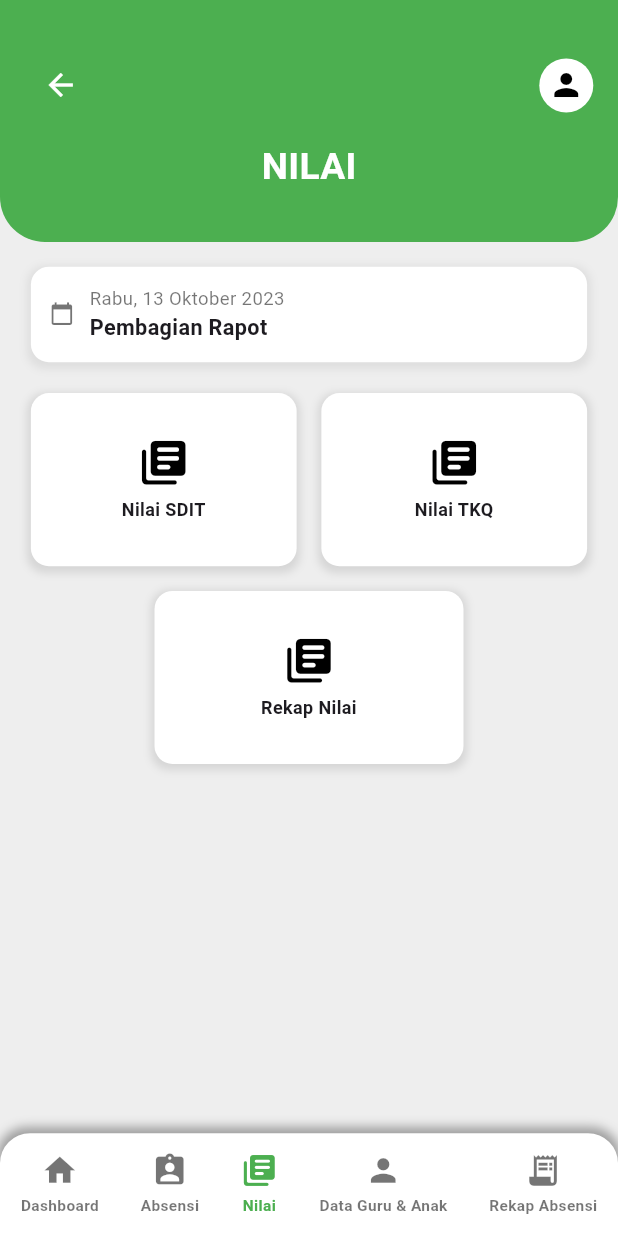
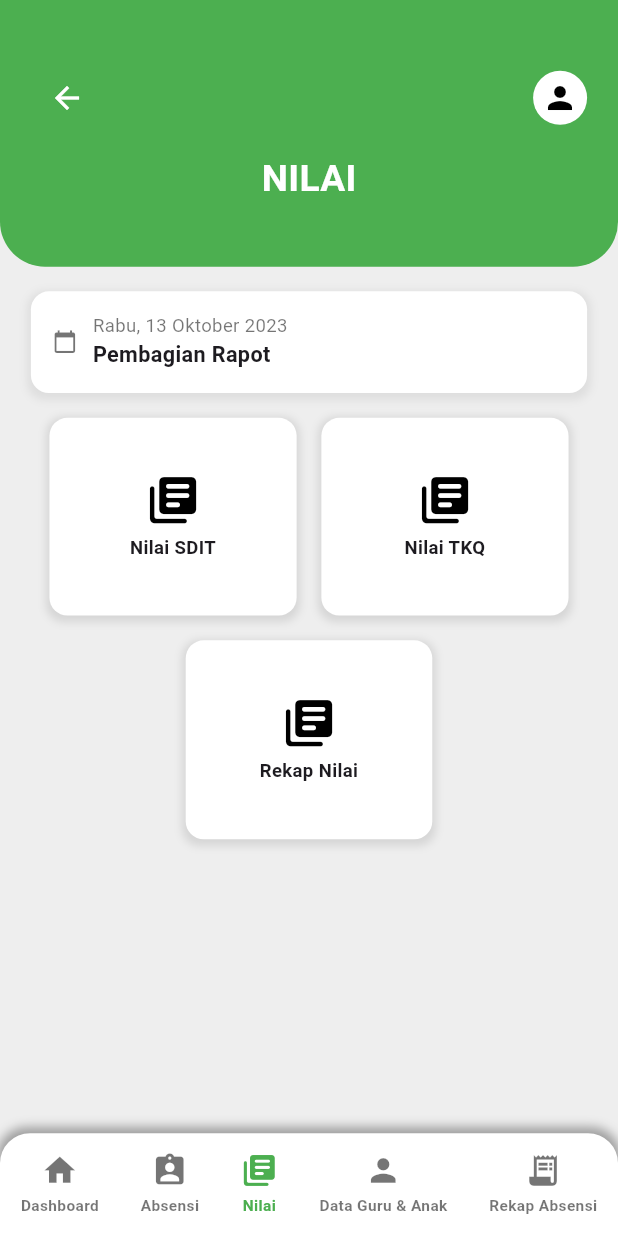
Before and after one commit to danyzahir/PROYEK_3, a Flutter app: the NilaiScreen screen opened directly with empty values, on a phone screen of 412 x 824 dp. Run offline on Flutter 3.47's test engine with Material 3 defaults, Android fonts, the phone set to English and light mode, and no system bars; our stand-ins replace cloud_firestore, firebase_auth, firebase_core, image_picker; accounts and stored records are empty.

Commit message:
responsif ui nilai

```diff
--- a/lib/screens/nilai.dart
+++ b/lib/screens/nilai.dart
@@ -1,6 +1,6 @@
 import 'package:flutter/material.dart';
+import 'home_screen.dart';
 import 'absensi.dart';
-import 'home_screen.dart';
 import 'data_guru_anak.dart';
 import 'rekap_absensi.dart';
 import '../widgets/user_menu.dart';
@@ -17,11 +17,16 @@ class NilaiScreen extends StatelessWidget {
 
     return Scaffold(
       backgroundColor: Colors.grey[200],
-      body: Column(
+      body: SafeArea(
+        child: SingleChildScrollView(
+          child: Column(
             children: [
-          // Header Hijau
+              // Header
               Container(
-            padding: EdgeInsets.symmetric(horizontal: screenWidth * 0.04, vertical: screenHeight * 0.04),
+                padding: EdgeInsets.symmetric(
+                  horizontal: screenWidth * 0.05,
+                  vertical: screenHeight * 0.05,
+                ),
                 decoration: const BoxDecoration(
                   color: Colors.green,
                   borderRadius: BorderRadius.only(
@@ -35,14 +40,18 @@ class NilaiScreen extends StatelessWidget {
                       mainAxisAlignment: MainAxisAlignment.spaceBetween,
                       children: [
                         IconButton(
-                      icon: const Icon(Icons.arrow_back, color: Colors.white),
+                          icon:
+                              const Icon(Icons.arrow_back, color: Colors.white),
                           onPressed: () => Navigator.pop(context),
                         ),
                         Row(
                           children: [
                             Text(
                               username,
-                          style: TextStyle(fontSize: screenWidth * 0.04, color: Colors.white),
+                              style: TextStyle(
+                                fontSize: screenWidth * 0.04,
+                                color: Colors.white,
+                              ),
                             ),
                             SizedBox(width: screenWidth * 0.02),
                             UserMenu(username: username),
@@ -65,11 +74,11 @@ class NilaiScreen extends StatelessWidget {
 
               SizedBox(height: screenHeight * 0.02),
 
-          // Pengumuman
+              // Info Box
               Padding(
                 padding: EdgeInsets.symmetric(horizontal: screenWidth * 0.05),
                 child: Container(
-              padding: EdgeInsets.all(screenWidth * 0.03),
+                  padding: EdgeInsets.all(screenWidth * 0.035),
                   decoration: BoxDecoration(
                     color: Colors.white,
                     borderRadius: BorderRadius.circular(12),
@@ -84,18 +93,25 @@ class NilaiScreen extends StatelessWidget {
                   ),
                   child: Row(
                     children: [
-                  Icon(Icons.calendar_today, color: Colors.black54, size: screenWidth * 0.04),
+                      Icon(Icons.calendar_today,
+                          color: Colors.black54, size: screenWidth * 0.04),
                       SizedBox(width: screenWidth * 0.025),
                       Column(
                         crossAxisAlignment: CrossAxisAlignment.start,
                         children: [
                           Text(
                             "Rabu, 13 Oktober 2023",
-                        style: TextStyle(fontSize: screenWidth * 0.03, color: Colors.black54),
+                            style: TextStyle(
+                              fontSize: screenWidth * 0.03,
+                              color: Colors.black54,
+                            ),
                           ),
                           Text(
                             "Pembagian Rapot",
-                        style: TextStyle(fontSize: screenWidth * 0.035, fontWeight: FontWeight.bold),
+                            style: TextStyle(
+                              fontSize: screenWidth * 0.035,
+                              fontWeight: FontWeight.bold,
+                            ),
                           ),
                         ],
                       ),
@@ -104,41 +120,53 @@ class NilaiScreen extends StatelessWidget {
                 ),
               ),
 
-          SizedBox(height: screenHeight * 0.025),
+              SizedBox(height: screenHeight * 0.02),
 
-          // Grid Menu
-          Expanded(
-            child: Padding(
+              // Menu Box
+              Padding(
                 padding: EdgeInsets.symmetric(horizontal: screenWidth * 0.05),
                 child: Wrap(
                   spacing: screenWidth * 0.04,
                   runSpacing: screenHeight * 0.02,
                   alignment: WrapAlignment.center,
                   children: [
-                  SizedBox(
-                    width: (screenWidth - (screenWidth * 0.05 * 2 + screenWidth * 0.04)) / 2,
-                    height: screenHeight * 0.14,
-                    child: _menuItem("Nilai SDIT", Icons.my_library_books_rounded),
+                    _menuCard(
+                      context,
+                      "Nilai SDIT",
+                      Icons.my_library_books_rounded,
+                      screenWidth,
+                      screenHeight,
+                      () {}, // TODO: ganti aksi jika ada
+                    ),
+                    _menuCard(
+                      context,
+                      "Nilai TKQ",
+                      Icons.my_library_books_rounded,
+                      screenWidth,
+                      screenHeight,
+                      () {}, // TODO: ganti aksi jika ada
                     ),
                     SizedBox(
-                    width: (screenWidth - (screenWidth * 0.05 * 2 + screenWidth * 0.04)) / 2,
-                    height: screenHeight * 0.14,
-                    child: _menuItem("Nilai TKQ", Icons.my_library_books_rounded),
+                      width: screenWidth * 0.399,
+                      height: screenHeight * 0.161,
+                      child: _menuItem(
+                        "Rekap Nilai",
+                        Icons.my_library_books_rounded,
+                        screenWidth,
                       ),
-                  SizedBox(
-                    width: screenWidth * 0.5,
-                    height: screenHeight * 0.14,
-                    child: _menuItem("Rekap Nilai", Icons.my_library_books_rounded),
                     ),
+                  ],
+                ),
+              ),
+
+              SizedBox(height: screenHeight * 0.02),
             ],
           ),
         ),
       ),
 
-          SizedBox(height: screenHeight * 0.015),
-
-          // Bottom Navigation Bar
-          Container(
+      // Bottom Navigation
+      bottomNavigationBar: Container(
         padding: EdgeInsets.symmetric(vertical: screenHeight * 0.015),
         decoration: const BoxDecoration(
           color: Colors.white,
@@ -158,20 +186,35 @@ class NilaiScreen extends StatelessWidget {
         child: Row(
           mainAxisAlignment: MainAxisAlignment.spaceAround,
           children: [
-                _navItem(context, "Dashboard", Icons.home, HomeScreen(username: username), false, screenWidth),
-                _navItem(context, "Absensi", Icons.assignment_ind_rounded, AbsensiScreen(username: username), false, screenWidth),
-                _navItem(context, "Nilai", Icons.my_library_books_rounded, NilaiScreen(username: username), true, screenWidth),
-                _navItem(context, "Data Guru & Anak", Icons.person, DataScreen(username: username), false, screenWidth),
-                _navItem(context, "Rekap Absensi", Icons.receipt_long, RekapScreen(username: username), false, screenWidth),
+            _navItem(context, "Dashboard", Icons.home,
+                HomeScreen(username: username), false, screenWidth),
+            _navItem(context, "Absensi", Icons.assignment_ind_rounded,
+                AbsensiScreen(username: username), false, screenWidth),
+            _navItem(context, "Nilai", Icons.my_library_books_rounded,
+                NilaiScreen(username: username), true, screenWidth),
+            _navItem(context, "Data Guru & Anak", Icons.person,
+                DataScreen(username: username), false, screenWidth),
+            _navItem(context, "Rekap Absensi", Icons.receipt_long,
+                RekapScreen(username: username), false, screenWidth),
           ],
         ),
-          ),
-        ],
       ),
     );
   }
 
-  Widget _menuItem(String title, IconData icon) {
+  Widget _menuCard(BuildContext context, String title, IconData icon,
+      double screenWidth, double screenHeight, VoidCallback onTap) {
+    return SizedBox(
+      width: (screenWidth - (screenWidth * 0.08 * 2 + screenWidth * 0.04)) / 2,
+      height: screenHeight * 0.16,
+      child: GestureDetector(
+        onTap: onTap,
+        child: _menuItem(title, icon, screenWidth),
+      ),
+    );
+  }
+
+  Widget _menuItem(String title, IconData icon, double screenWidth) {
     return Container(
       decoration: BoxDecoration(
         color: Colors.white,
@@ -188,12 +231,15 @@ class NilaiScreen extends StatelessWidget {
       child: Column(
         mainAxisAlignment: MainAxisAlignment.center,
         children: [
-          Icon(icon, size: 35, color: Colors.black),
-          const SizedBox(height: 5),
+          Icon(icon, size: screenWidth * 0.09, color: Colors.black),
+          SizedBox(height: screenWidth * 0.01),
           Text(
             title,
             textAlign: TextAlign.center,
-            style: const TextStyle(fontSize: 12, fontWeight: FontWeight.w600),
+            style: TextStyle(
+              fontSize: screenWidth * 0.03,
+              fontWeight: FontWeight.w600,
+            ),
           ),
         ],
       ),
@@ -220,7 +266,11 @@ class NilaiScreen extends StatelessWidget {
       child: Column(
         mainAxisSize: MainAxisSize.min,
         children: [
-          Icon(icon, size: screenWidth * 0.06, color: isActive ? Colors.green : Colors.black54),
+          Icon(
+            icon,
+            size: screenWidth * 0.06,
+            color: isActive ? Colors.green : Colors.black54,
+          ),
           SizedBox(height: screenWidth * 0.01),
           Text(
             title,
```
Lines whose indentation alone changed are shown as unchanged.
